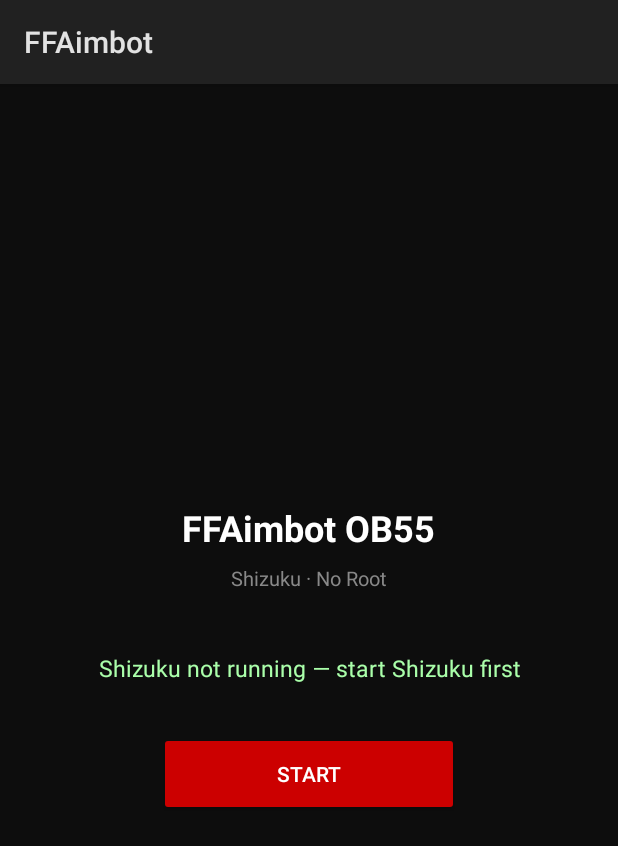
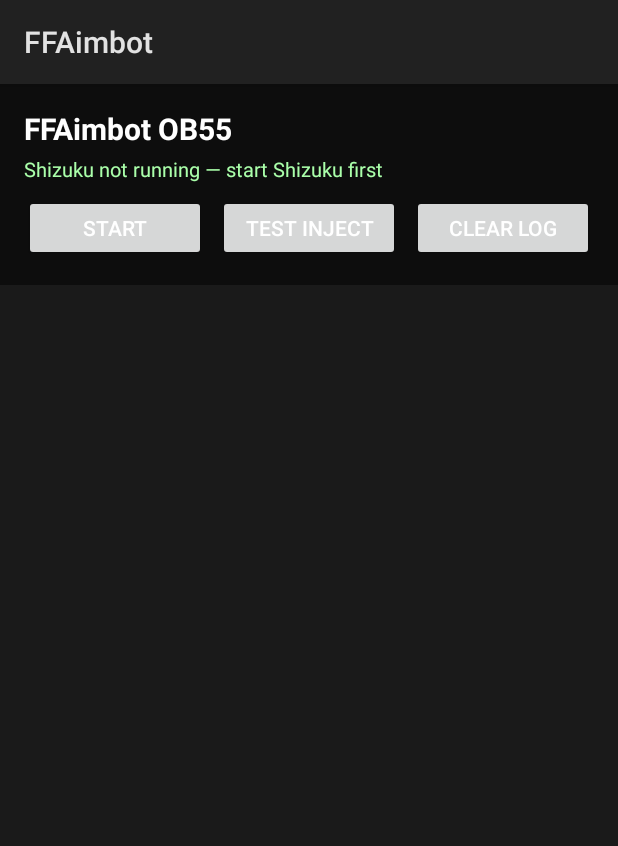
Before and after one commit to Sun12344513/FFAimbot, an Android app: the screen it shows after launch (MainActivity), on a phone screen of 412 x 824 dp. Shown: the top 846 px of the screen. Run offline under Robolectric (Android 15) with nearby library versions, the phone set to English and light mode, and no system bars; libraries missing offline, so code that uses them is left out: rikka.shizuku; 1 statement that could not run was skipped.

Commit message:
Create activity_main.xml layout for main activity
This XML layout defines the main activity UI with buttons and a log area.

```diff
--- a/app/src/main/res/layout/activity_main.xml
+++ b/app/src/main/res/layout/activity_main.xml
@@ -4,26 +4,23 @@
     android:layout_width="match_parent"
     android:layout_height="match_parent"
     android:orientation="vertical"
-    android:gravity="center"
-    android:padding="32dp"
     android:background="@color/bg_dark">
+
+    <!-- Top controls -->
+    <LinearLayout
+        android:layout_width="match_parent"
+        android:layout_height="wrap_content"
+        android:orientation="vertical"
+        android:padding="16dp">
 
         <TextView
             android:layout_width="wrap_content"
             android:layout_height="wrap_content"
             android:text="FFAimbot OB55"
             android:textColor="@color/white"
-        android:textSize="24sp"
+            android:textSize="20sp"
             android:textStyle="bold"
-        android:layout_marginBottom="8dp" />
-
-    <TextView
-        android:layout_width="wrap_content"
-        android:layout_height="wrap_content"
-        android:text="Shizuku · No Root"
-        android:textColor="@color/gray"
-        android:textSize="13sp"
-        android:layout_marginBottom="40dp" />
+            android:layout_marginBottom="4dp" />
 
         <TextView
             android:id="@+id/tvStatus"
@@ -31,16 +28,63 @@
             android:layout_height="wrap_content"
             android:text="Tap START"
             android:textColor="@color/green_status"
-        android:textSize="15sp"
-        android:gravity="center"
-        android:layout_marginBottom="32dp" />
+            android:textSize="13sp"
+            android:layout_marginBottom="8dp" />
+
+        <LinearLayout
+            android:layout_width="match_parent"
+            android:layout_height="wrap_content"
+            android:orientation="horizontal">
 
             <Button
                 android:id="@+id/btnAction"
-        android:layout_width="200dp"
-        android:layout_height="56dp"
+                android:layout_width="0dp"
+                android:layout_height="44dp"
+                android:layout_weight="1"
                 android:text="START"
                 android:textColor="@color/white"
-        android:backgroundTint="@color/red_primary" />
+                android:layout_marginEnd="8dp" />
+
+            <Button
+                android:id="@+id/btnTestInject"
+                android:layout_width="0dp"
+                android:layout_height="44dp"
+                android:layout_weight="1"
+                android:text="TEST INJECT"
+                android:textColor="@color/white"
+                android:layout_marginEnd="8dp" />
+
+            <Button
+                android:id="@+id/btnClearLog"
+                android:layout_width="0dp"
+                android:layout_height="44dp"
+                android:layout_weight="1"
+                android:text="CLEAR LOG"
+                android:textColor="@color/white" />
 
         </LinearLayout>
+
+    </LinearLayout>
+
+    <!-- Log area -->
+    <ScrollView
+        android:id="@+id/scrollLog"
+        android:layout_width="match_parent"
+        android:layout_height="0dp"
+        android:layout_weight="1"
+        android:background="#1A1A1A"
+        android:padding="8dp">
+
+        <TextView
+            android:id="@+id/tvLog"
+            android:layout_width="match_parent"
+            android:layout_height="wrap_content"
+            android:text=""
+            android:textColor="#CCCCCC"
+            android:textSize="10sp"
+            android:fontFamily="monospace"
+            android:lineSpacingExtra="2dp" />
+
+    </ScrollView>
+
+</LinearLayout>
```
Lines whose indentation alone changed are shown as unchanged.
